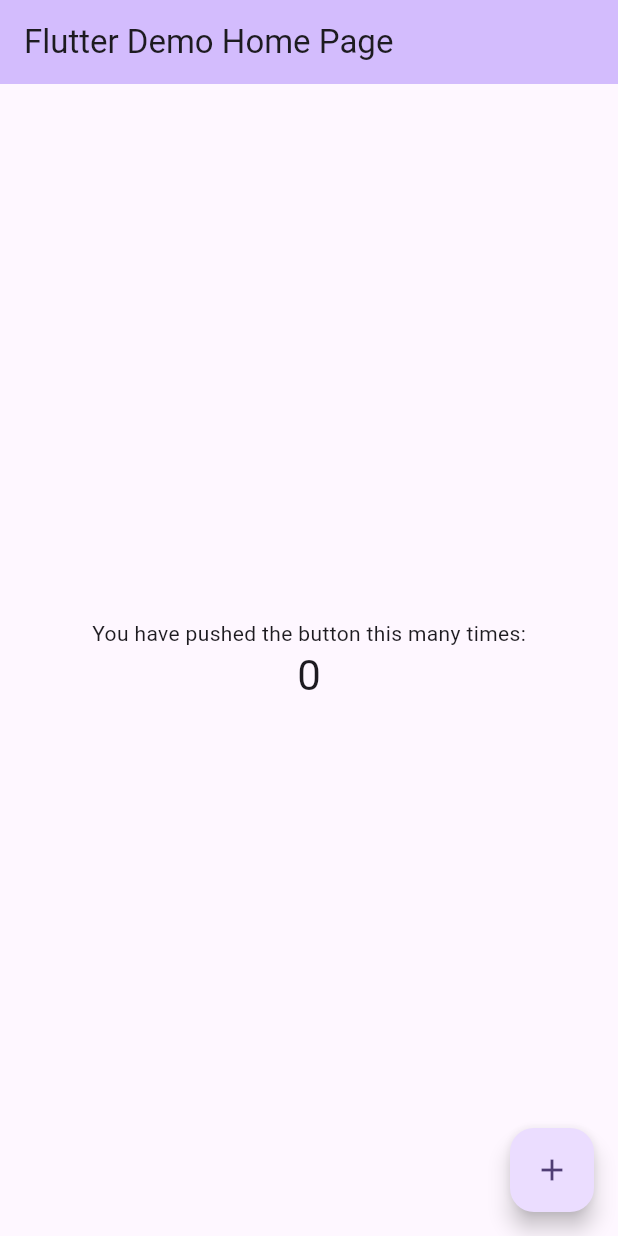
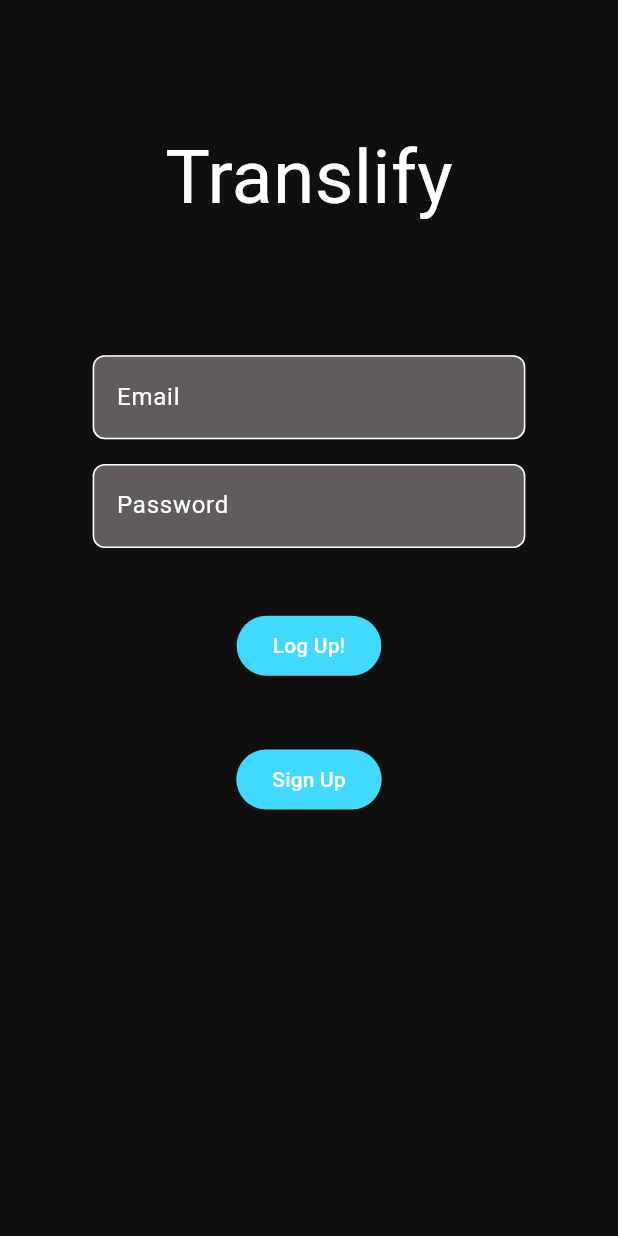
Before and after one commit to aakashghartichhetri2055/Translify, a Flutter app: the screen it shows after launch, on a phone screen of 412 x 824 dp. Run offline on Flutter 3.47's test engine with Material 3 defaults, Android fonts, the phone set to English and light mode, and no system bars; our stand-ins replace form_builder_validators.

Commit message:
Added Login View

```diff
--- /dev/null
+++ b/translify/lib/views/Authentication_Views/login_view.dart
@@ -0,0 +1,97 @@
+import 'package:flutter/material.dart';
+import 'package:translify/widgets/button.dart';
+import 'package:translify/widgets/forms/login_form.dart';
+
+class LoginView extends StatefulWidget {
+  const LoginView({super.key});
+
+  @override
+  State<LoginView> createState() => _LoginViewState();
+}
+
+class _LoginViewState extends State<LoginView> {
+  // Text controllers for Login Form
+  final _emailController = TextEditingController();
+  final _passwordController = TextEditingController();
+
+  // Global Key for Form
+  final _loginFormKey = GlobalKey<FormState>();
+
+  // Dispose of the text controllers when changing views
+  @override
+  void dispose() {
+    _emailController.dispose();
+    _passwordController.dispose();
+    super.dispose();
+  }
+
+  // Function for when Login button is clicked
+  void loginButtonTapped() {
+    // Validate form content first
+    if (!_loginFormKey.currentState!.validate()) {
+      ScaffoldMessenger.of(
+        context,
+      ).showSnackBar(const SnackBar(content: Text('Something went wrong')));
+    }
+
+    // Send form content to backend
+
+    // Receive response from server
+    const response = true;
+
+    // If response is good, save credentials and move user to next page (Homepage)
+    // TODO: Add navigation here
+    if (response) {
+      ScaffoldMessenger.of(
+        context,
+      ).showSnackBar(const SnackBar(content: Text('Cool!')));
+    }
+
+    // Else, inform user of bad response
+  }
+
+  // Function for when Sign Up button is clicked
+  // TODO: Add navigation here
+  void signUpButtonTapped() {
+    ScaffoldMessenger.of(context).showSnackBar(
+      const SnackBar(content: Text('Cool!'), backgroundColor: Colors.red),
+    );
+  }
+
+  @override
+  Widget build(BuildContext context) {
+    return Scaffold(
+      backgroundColor: Color.fromRGBO(15, 15, 15, 1),
+      body: Column(
+        children: [
+          SizedBox(height: MediaQuery.of(context).size.height * .1),
+
+          // Text Logo
+          Text(
+            "Translify",
+            style: TextStyle(color: Colors.white, fontSize: 50),
+          ),
+
+          SizedBox(height: MediaQuery.of(context).size.height * .1),
+
+          // Login Form
+          LoginForm(
+            email: _emailController,
+            password: _passwordController,
+            formKey: _loginFormKey,
+          ),
+
+          SizedBox(height: MediaQuery.of(context).size.height * .05),
+
+          // Button to confirm the signup
+          Button(text: "Log Up!", action: loginButtonTapped),
+
+          SizedBox(height: MediaQuery.of(context).size.height * .05),
+
+          // Button to Take You to Sign Up Page
+          Button(text: "Sign Up", action: signUpButtonTapped),
+        ],
+      ),
+    );
+  }
+}
--- /dev/null
+++ b/translify/lib/widgets/forms/login_form.dart
@@ -0,0 +1,46 @@
+import 'package:flutter/material.dart';
+import 'package:translify/widgets/text_input.dart';
+import 'package:translify/validation/validation.dart';
+
+class LoginForm extends StatelessWidget {
+  final TextEditingController email;
+  final TextEditingController password;
+  final GlobalKey<FormState> formKey;
+
+  const LoginForm({
+    super.key,
+    required this.email,
+    required this.password,
+    required this.formKey,
+  });
+
+  @override
+  Widget build(BuildContext context) {
+    return Form(
+      key: formKey,
+      child: Center(
+        child: Column(
+          children: [
+            TextInput(
+              controller: email,
+              hint: "Email",
+              label: "Email",
+              validator: Validators.email,
+            ),
+
+            SizedBox(height: MediaQuery.of(context).size.height * .02),
+
+            TextInput(
+              controller: password,
+              hint: "Password",
+              label: "Password",
+              validator: Validators.password,
+            ),
+          ],
+        ),
+      ),
+    );
+  }
+}
+
+/// TO DO: add text input fields + validator functions here
--- a/translify/lib/widgets/text_input.dart
+++ b/translify/lib/widgets/text_input.dart
@@ -30,7 +30,7 @@ class TextInput extends StatelessWidget {
   @override
   Widget build(BuildContext context) {
     return SizedBox(
-      width: MediaQuery.of(context).size.width * .5,
+      width: MediaQuery.of(context).size.width * .7,
       child: TextFormField(
         controller: controller,
         obscureText: obscure,
```
Also changed, not shown: translify/lib/main.dart (+47 -1 lines).
